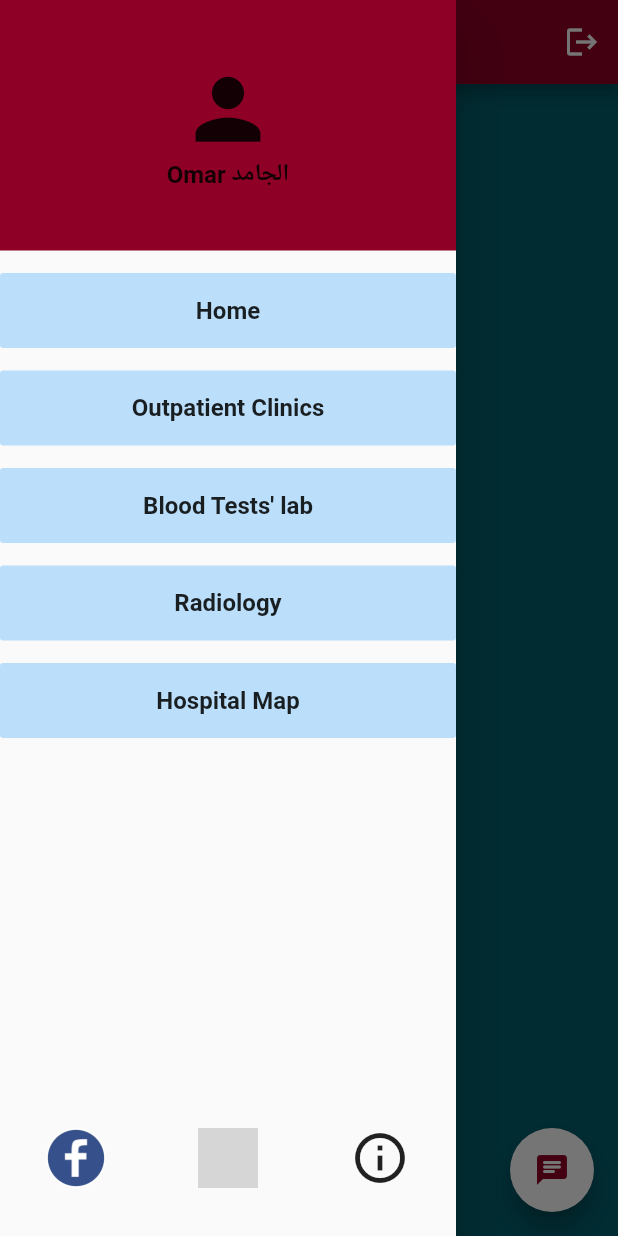
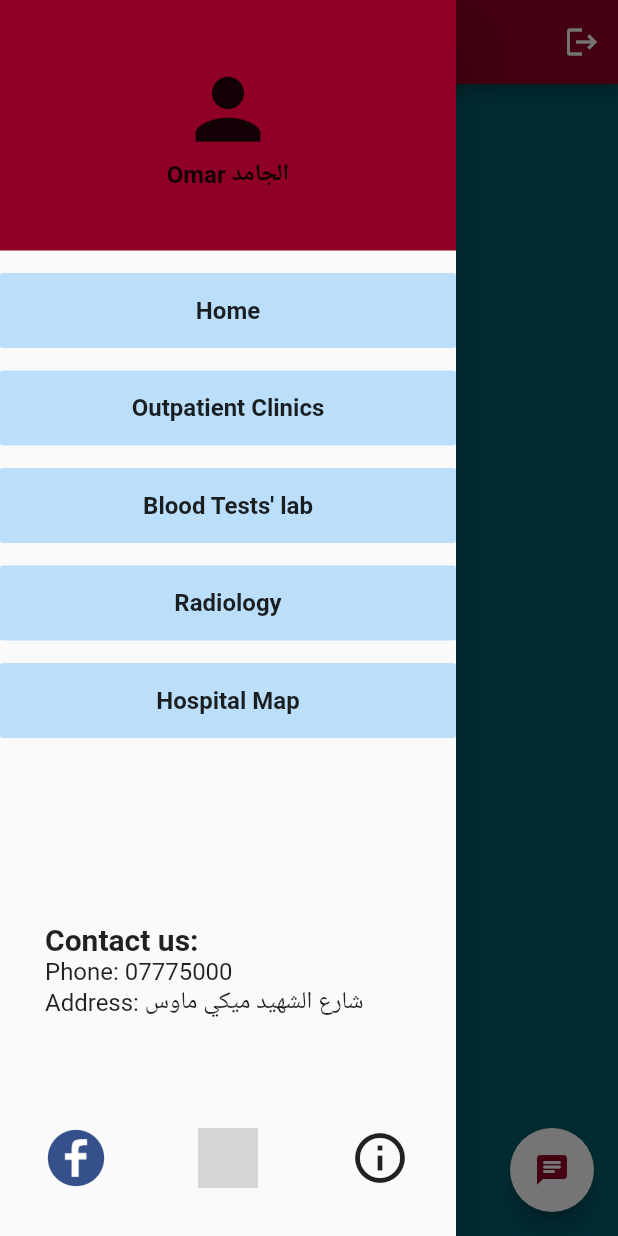
Before and after one commit to Omar-Abdullah-Muhammad-AlMaghawry/Hospital-Management-System, a Flutter app: the screen it shows after launch, with the side drawer open, on a phone screen of 412 x 824 dp. Run offline on Flutter 3.47's test engine with Material 2 defaults, Android fonts, the phone set to English and light mode, and no system bars; grey boxes are pictures that could not be loaded.

Commit message:
Added (Contact us) section to the drawer

```diff
--- a/HMS/lib/widgets/CustomDrawer.dart
+++ b/HMS/lib/widgets/CustomDrawer.dart
@@ -124,8 +124,39 @@ class CustomDrawer extends StatelessWidget {
             ),
           ),
           Container(
+            height: 260,
+            width: double.infinity,
+            padding: EdgeInsets.symmetric(vertical: 60, horizontal: 30),
+            child: Column(
+              mainAxisAlignment: MainAxisAlignment.center,
+              crossAxisAlignment: CrossAxisAlignment.start,
+              children: [
+                Container(height: 50),
+                Text(
+                  'Contact us:',
+                  style: TextStyle(
+                    fontSize: 20,
+                    fontWeight: FontWeight.bold,
+                  ),
+                ),
+                Text(
+                  'Phone: 07775000',
+                  style: TextStyle(
+                    fontSize: 16,
+                  ),
+                ),
+                Text(
+                  'Address: شارع الشهيد ميكي ماوس',
+                  style: TextStyle(
+                    fontSize: 16,
+                  ),
+                ),
+              ],
+            ),
+          ),
+          Container(
             alignment: Alignment.bottomCenter,
-            height: 300,
+            height: 40,
             child: Row(
               mainAxisAlignment: MainAxisAlignment.spaceAround,
               children: [
@@ -155,7 +186,7 @@ class CustomDrawer extends StatelessWidget {
                 ),
               ],
             ),
-          )
+          ),
         ],
       ),
     );
```
